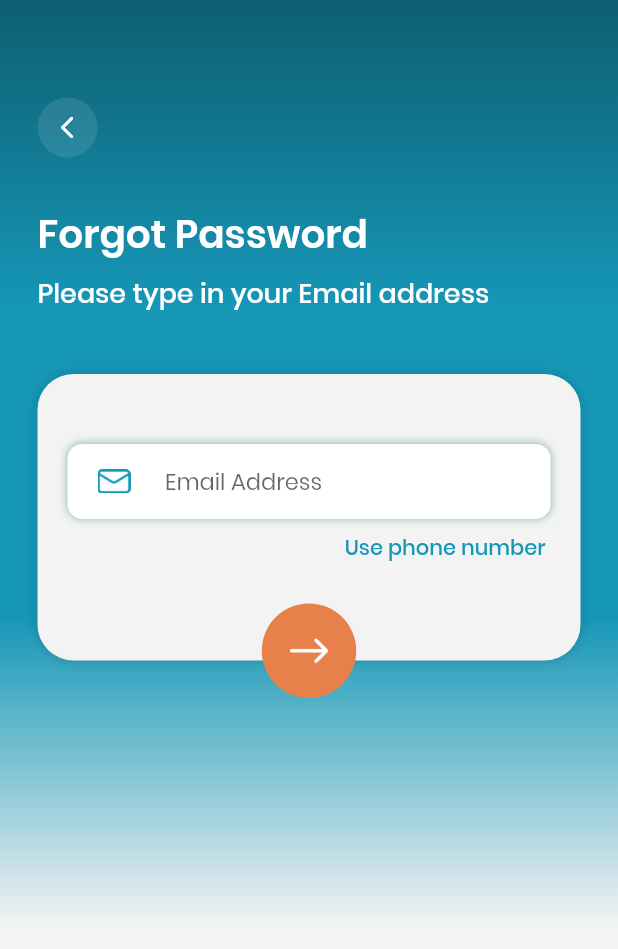
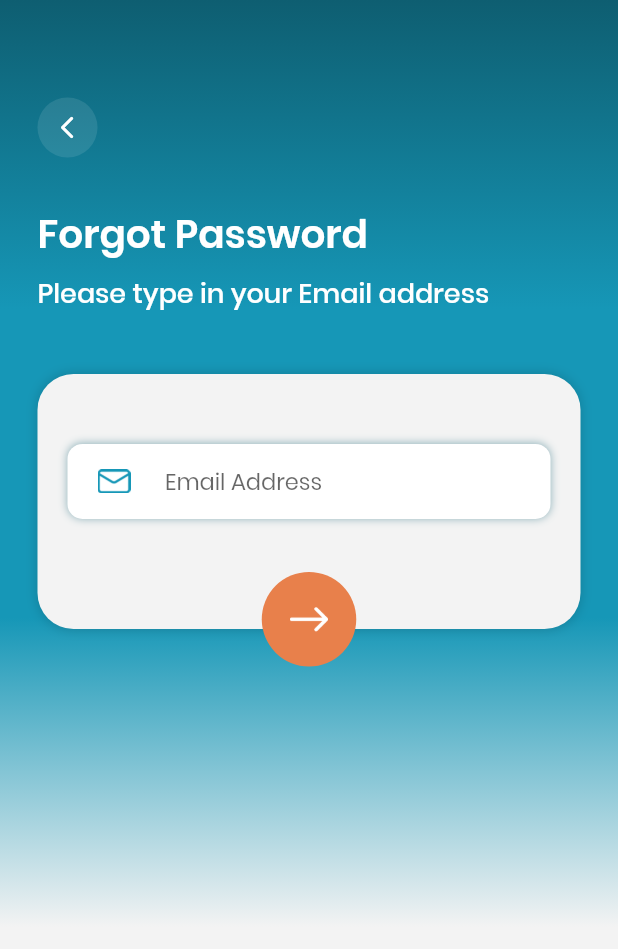
Before and after one commit to battucave/coupon, a Flutter app: the ForgotPasswordScreen screen opened directly, on a phone screen of 412 x 824 dp. Shown: the top 949 px of the screen. Run offline on Flutter 3.47's test engine with Material 2 defaults, Android fonts, the phone set to English and light mode, and no system bars; our stand-ins replace cached_network_image, carousel_slider, confetti, drop_shadow, font_awesome_flutter, get and 4 more; missing offline and left inert: flutter_libphonenumber, image_network, image_picker_for_web, shared_preferences_web; accounts and stored records are empty; network calls fail.

Commit message:
minor fixes

```diff
--- a/lib/views/screens/auth/confirm_password_screen.dart
+++ b/lib/views/screens/auth/confirm_password_screen.dart
@@ -113,7 +113,7 @@ class _ConfirmPasswordScreenState extends State<ConfirmPasswordScreen> {
                 ),
                 SizedBox(height: KSize.getHeight(context, 8)),
                 Text(
-                  "Please enter 4 digit code you received",
+                  "Please enter 6 digit code you received",
                   style: KTextStyle.headline2
                       .copyWith(fontSize: 18, color: KColor.white),
                 ),
--- a/lib/views/screens/auth/forgot_password_screen.dart
+++ b/lib/views/screens/auth/forgot_password_screen.dart
@@ -19,7 +19,7 @@ class ForgotPasswordScreen extends StatefulWidget {
 
 class _ForgotPasswordScreenState extends State<ForgotPasswordScreen> {
   bool isSignupScreen = true;
-  bool usePhone = false;
+  // bool usePhone = false;
   //TextEditingController emailPhoneController = TextEditingController();
   ResetPasswordController resetPasswordController =
       Get.put(ResetPasswordController());
@@ -139,36 +139,43 @@ class _ForgotPasswordScreenState extends State<ForgotPasswordScreen> {
                           Column(
                             children: [
                               KTextField(
-                                prefixIcon: usePhone
-                                    ? Image.asset(AssetPath.phone,
-                                        height: 20, width: 20)
-                                    : Image.asset(AssetPath.mailIcon,
+                                prefixIcon:
+                                    // usePhone
+                                    //     ? Image.asset(AssetPath.phone,
+                                    //         height: 20, width: 20)
+                                    //     :
+                                    Image.asset(AssetPath.mailIcon,
                                         height: 16, width: 22),
                                 hintText:
-                                    usePhone ? "Phone Number" : "Email Address",
-                                keyboardType: usePhone
-                                    ? TextInputType.phone
-                                    : TextInputType.emailAddress,
+                                    // usePhone ?
+                                    // "Phone Number" :
+                                    "Email Address",
+                                keyboardType:
+                                    // usePhone
+                                    //     ?
+                                    //     TextInputType.phone
+                                    //     :
+                                    TextInputType.emailAddress,
                                 controller: resetPasswordController
                                     .emailPhoneController,
                               ),
                               SizedBox(height: KSize.getHeight(context, 10)),
-                              Align(
-                                alignment: Alignment.centerRight,
-                                child: GestureDetector(
-                                    onTap: () {
-                                      setState(() {
-                                        usePhone = !usePhone;
-                                      });
-                                    },
-                                    child: Text(
-                                      usePhone
-                                          ? "Use email address"
-                                          : "Use phone number ",
-                                      style: KTextStyle.headline2.copyWith(
-                                          fontSize: 14, color: KColor.primary),
-                                    )),
-                              ),
+                              // Align(
+                              //   alignment: Alignment.centerRight,
+                              //   child: GestureDetector(
+                              //       onTap: () {
+                              //         setState(() {
+                              //           // usePhone = !usePhone;
+                              //         });
+                              //       },
+                              //       child: Text(
+                              //         usePhone
+                              //             ? "Use email address"
+                              //             : "Use phone number ",
+                              //         style: KTextStyle.headline2.copyWith(
+                              //             fontSize: 14, color: KColor.primary),
+                              //       )),
+                              // ),
                               SizedBox(height: KSize.getHeight(context, 50)),
                             ],
                           )
--- a/pubspec.yaml
+++ b/pubspec.yaml
@@ -15,7 +15,7 @@ publish_to: "none" # Remove this line if you wish to publish to pub.dev
 # In iOS, build-name is used as CFBundleShortVersionString while build-number used as CFBundleVersion.
 # Read more about iOS versioning at
 # https://developer.apple.com/library/archive/documentation/General/Reference/InfoPlistKeyReference/Articles/CoreFoundationKeys.html
-version: 2.0.0+22
+version: 2.0.0+24
 
 environment:
   sdk: ">=2.15.1 <3.0.0"
```
Also changed, not shown: 3 other files.
